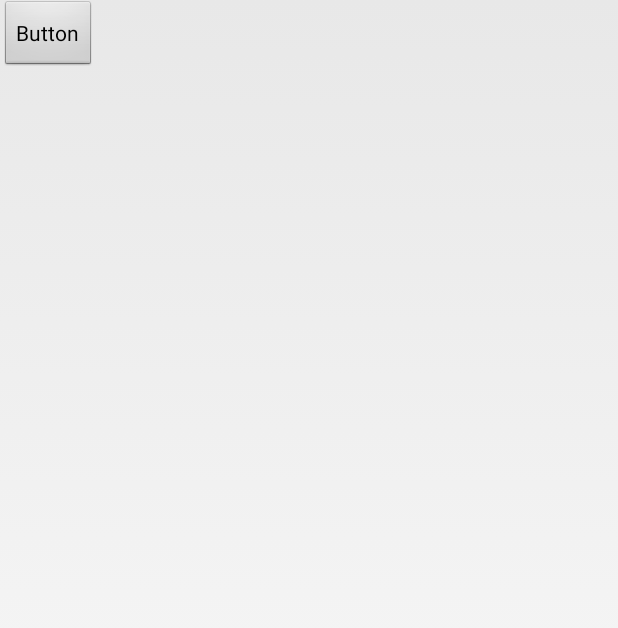
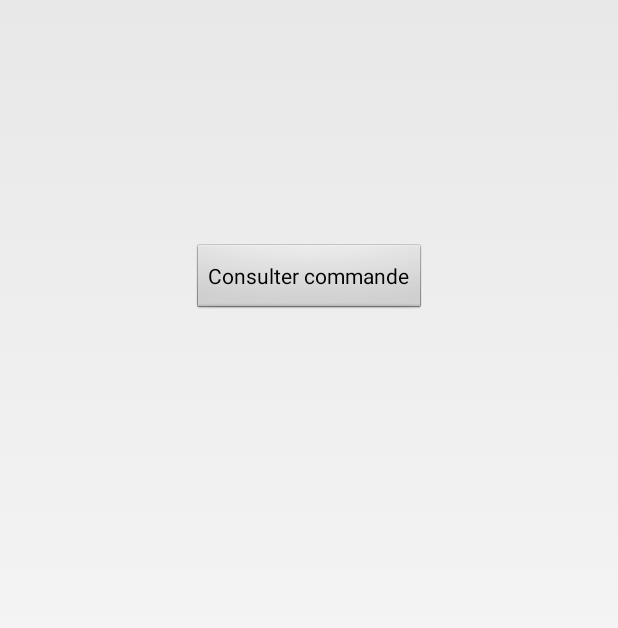
Before and after one commit to Thoogui/bioRelai, an Android app: the menuActivity screen opened directly, with no data from a screen before it, on a phone screen of 412 x 824 dp. Shown: the top 628 px of the screen. Run offline under Robolectric (Android 15) with nearby library versions, the phone set to English and light mode, and no system bars; 2 statements that could not run were skipped.

Commit message:
ListView Commande

```diff
--- a/app/src/main/AndroidManifest.xml
+++ b/app/src/main/AndroidManifest.xml
@@ -20,6 +20,8 @@
         </activity>
         <activity android:name=".menuActivity" >
         </activity>
+        <activity android:name=".ConsulterCommandeActivity" >
+        </activity>
     </application>
 
 </manifest>
--- a/app/src/main/java/com/example/gfix/biorelai2/menuActivity.java
+++ b/app/src/main/java/com/example/gfix/biorelai2/menuActivity.java
@@ -1,7 +1,10 @@
 package com.example.gfix.biorelai2;
 
 import android.app.Activity;
+import android.content.Intent;
 import android.os.Bundle;
+import android.view.View;
+import android.widget.Button;
 import android.widget.TextView;
 import android.widget.Toast;
 
@@ -15,6 +18,17 @@ public class menuActivity extends Activity {
         super.onCreate(savedInstanceState);
         setContentView(R.layout.menu);
 
+        final Button btnCommande = (Button) findViewById(R.id.btnCommande);
+        btnCommande.setOnClickListener(new View.OnClickListener() {
+            @Override
+            public void onClick(View v) {
+                Intent intent = new Intent(menuActivity.this, ConsulterCommandeActivity.class);
+                startActivity(intent);
+
+            }
+        });
+
+
         try{
             JSONObject log = new JSONObject(getIntent().getStringExtra("log"));
             final TextView textBj = findViewById(R.id.txtBonjour);
--- a/app/src/main/res/layout/activity_liste_commande.xml
+++ b/app/src/main/res/layout/activity_liste_commande.xml
@@ -4,7 +4,7 @@
     xmlns:tools="http://schemas.android.com/tools"
     android:layout_width="match_parent"
     android:layout_height="match_parent"
-    tools:context="com.example.gfix.biorelai2.MainActivity">
+    tools:context="com.example.gfix.biorelai2.ConsulterCommandeActivity">
 
     <ListView
         android:id="@+id/listViewCommandes"
--- a/app/src/main/res/layout/menu.xml
+++ b/app/src/main/res/layout/menu.xml
@@ -24,11 +24,15 @@
         android:layout_marginEnd="8dp" />
 
     <Button
-        android:id="@+id/button"
+        android:id="@+id/btnCommande"
         android:layout_width="wrap_content"
         android:layout_height="wrap_content"
-        android:text="Button"
-        tools:layout_editor_absoluteX="139dp"
-        tools:layout_editor_absoluteY="136dp" />
+        android:layout_marginLeft="8dp"
+        android:layout_marginRight="8dp"
+        android:layout_marginTop="162dp"
+        android:text="Consulter commande"
+        app:layout_constraintLeft_toLeftOf="parent"
+        app:layout_constraintRight_toRightOf="parent"
+        app:layout_constraintTop_toTopOf="parent" />
 
 </android.support.constraint.ConstraintLayout>
```
Also changed, not shown: app/src/main/java/com/example/gfix/biorelai2/CommandesListAdapter.java (deleted, +0 -68 lines), app/src/main/java/com/example/gfix/biorelai2/ConsulterCommandeActivity.java (added, +89 -0 lines).
